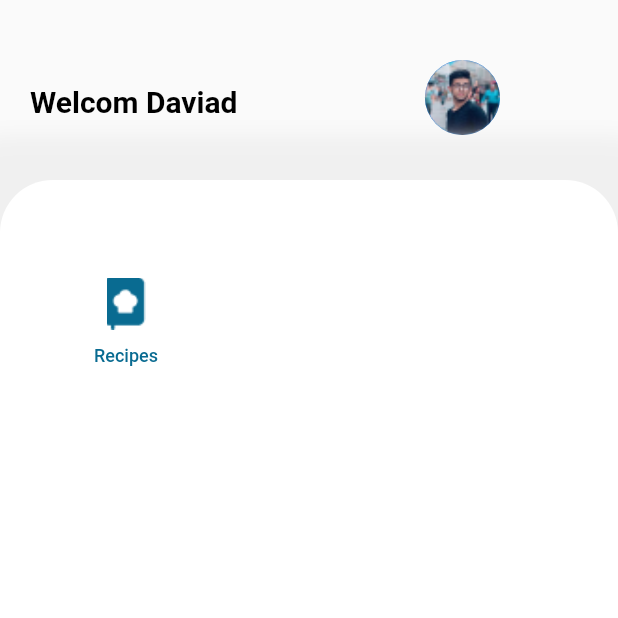
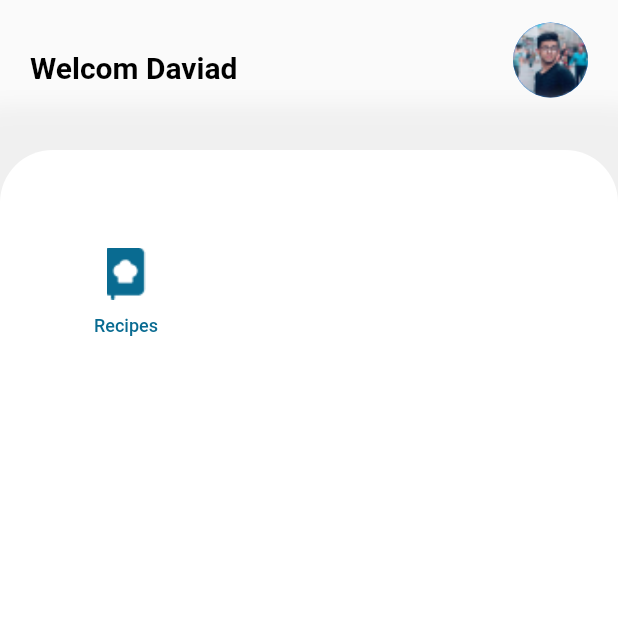
Before and after one commit to norhan-sa/Recipe, a Flutter app: the Profile screen opened directly, on a phone screen of 412 x 824 dp, the top half of it. Run offline on Flutter 3.47's test engine with Material 2 defaults, Android fonts, the phone set to English and light mode, and no system bars; Roboto replaces fonts that are missing (Apercu Pro).

Commit message:
new files

```diff
--- a/lib/login.dart
+++ b/lib/login.dart
@@ -155,8 +155,6 @@ import 'package:flutter/material.dart';
                              color: enable,
                           ),
                        ),
-
-                       highlightElevation: 8.5,
                        disabledColor: Colors.white,
                        splashColor: disable,
                        color: disable,
--- a/lib/main.dart
+++ b/lib/main.dart
@@ -6,7 +6,7 @@ import 'package:recipe_app/profile.dart';
 
 void main() {
   runApp(MaterialApp(
-    home: Login()
+    home: Profile()
    )
   );
 }
--- a/lib/profile.dart
+++ b/lib/profile.dart
@@ -16,9 +16,11 @@ class _ProfileState extends State<Profile> {
         child: Column(
           children: <Widget>[
             Row(
+              mainAxisAlignment: MainAxisAlignment.spaceBetween,
+              crossAxisAlignment: CrossAxisAlignment.center,
               children: <Widget>[
                  Padding(
-                   padding: EdgeInsets.fromLTRB(20, 40, 0, 0),
+                   padding: EdgeInsets.fromLTRB(20, 15, 0, 0),
                    child: Text(
                      'Welcom $name',
                      style: TextStyle(
@@ -30,20 +32,21 @@ class _ProfileState extends State<Profile> {
                    ),
                  ),
 
-                 Padding(padding: EdgeInsets.fromLTRB(125, 40, 0, 5),
-                 child: CircleAvatar(
+                 Padding(
+                   padding: EdgeInsets.fromLTRB(0, 15, 20, 10),
+                   child:CircleAvatar(
                    backgroundImage: AssetImage('images/Avatar.png'),
                    maxRadius: 25,
                    minRadius: 25,
-                 )),
+                 ),
+                 )
               ],
             ),
 
             SizedBox(height: 25),
 
-            Container(
-              height: 495.0,
-              width: double.infinity,
+            Expanded(
+              child:  Container(
               decoration: BoxDecoration(
                 color: Colors.white,
                 borderRadius: BorderRadius.only(
@@ -94,6 +97,7 @@ class _ProfileState extends State<Profile> {
                 ]
               ),
             ),
+            ),
           ]
         )
       )
```
